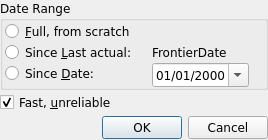
Above: jal/ui/rebuild_window.ui from titov-vv/jal before the change. Below: the same form after it.
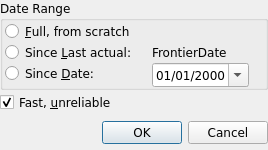
That is the form after the change.

The edit to the form file:
```diff
--- a/jal/ui/rebuild_window.ui
+++ b/jal/ui/rebuild_window.ui
@@ -10,7 +10,7 @@
     <x>0</x>
     <y>0</y>
     <width>268</width>
-    <height>140</height>
+    <height>150</height>
    </rect>
   </property>
   <property name="sizePolicy">
```
Left out of the diff: 3 changed lines with no effect on the pictures.
